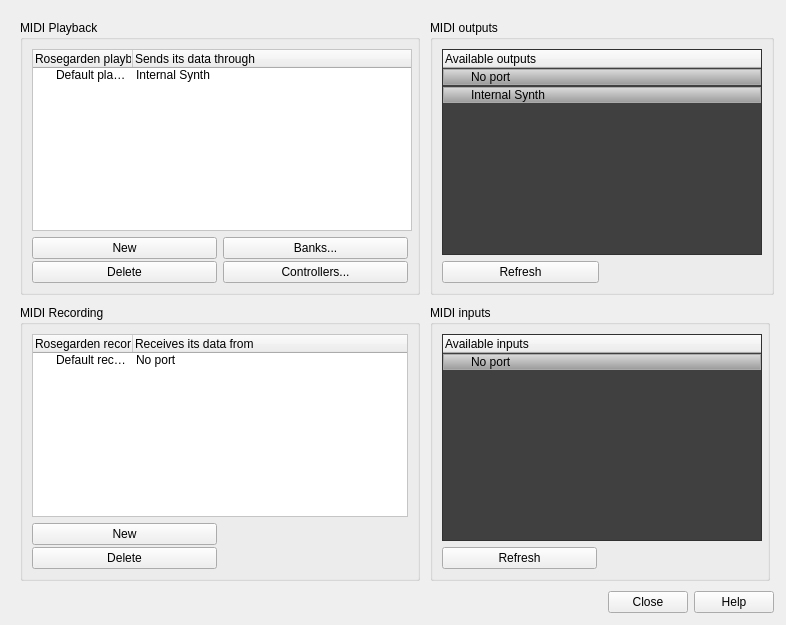
This is src/gui/studio/DeviceManagerDialogUi.ui in nengxu/rosegarden as Qt 5 draws it before an edit. The edited form follows.
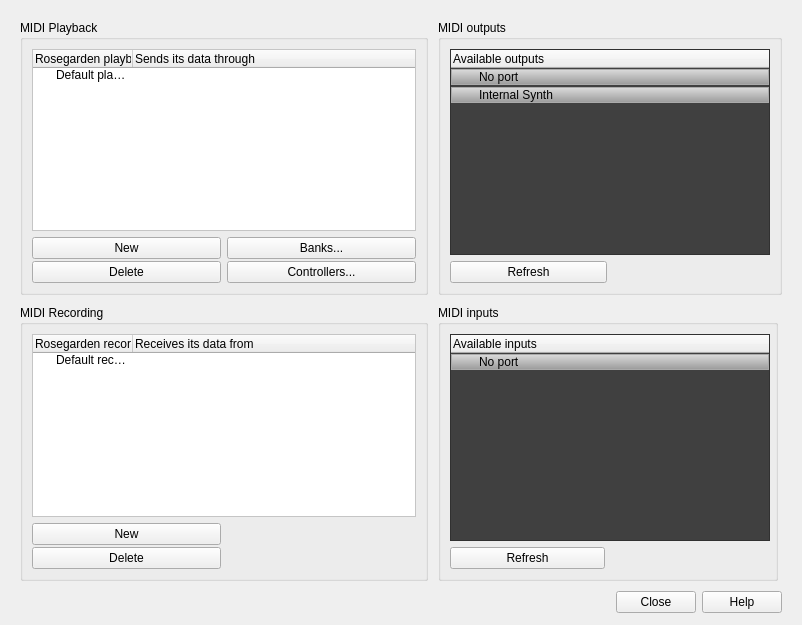
This is the edited form. Icons and pictures are not drawn.

Commit message: Device Manager updates: * Removed false selected playback and record device on open could not get ports to synch properly.  So it was better to let the user select...sigh.

```diff
--- a/src/gui/studio/DeviceManagerDialogUi.ui
+++ b/src/gui/studio/DeviceManagerDialogUi.ui
@@ -10,7 +10,7 @@
    <rect>
     <x>0</x>
     <y>0</y>
-    <width>786</width>
+    <width>802</width>
     <height>625</height>
    </rect>
   </property>
@@ -27,7 +27,7 @@
      <rect>
       <x>10</x>
       <y>10</y>
-      <width>774</width>
+      <width>782</width>
       <height>613</height>
      </rect>
     </property>
@@ -106,7 +106,7 @@
             <string>Default playback device</string>
            </property>
            <property name="text">
-            <string>Internal Synth</string>
+            <string/>
            </property>
           </item>
          </widget>
@@ -581,7 +581,7 @@
             <string>Default record device</string>
            </property>
            <property name="text">
-            <string>No port</string>
+            <string/>
            </property>
           </item>
          </widget>
```
Left out of the diff: 15 changed lines with no effect on the pictures. The commit also changes 2 other files.
